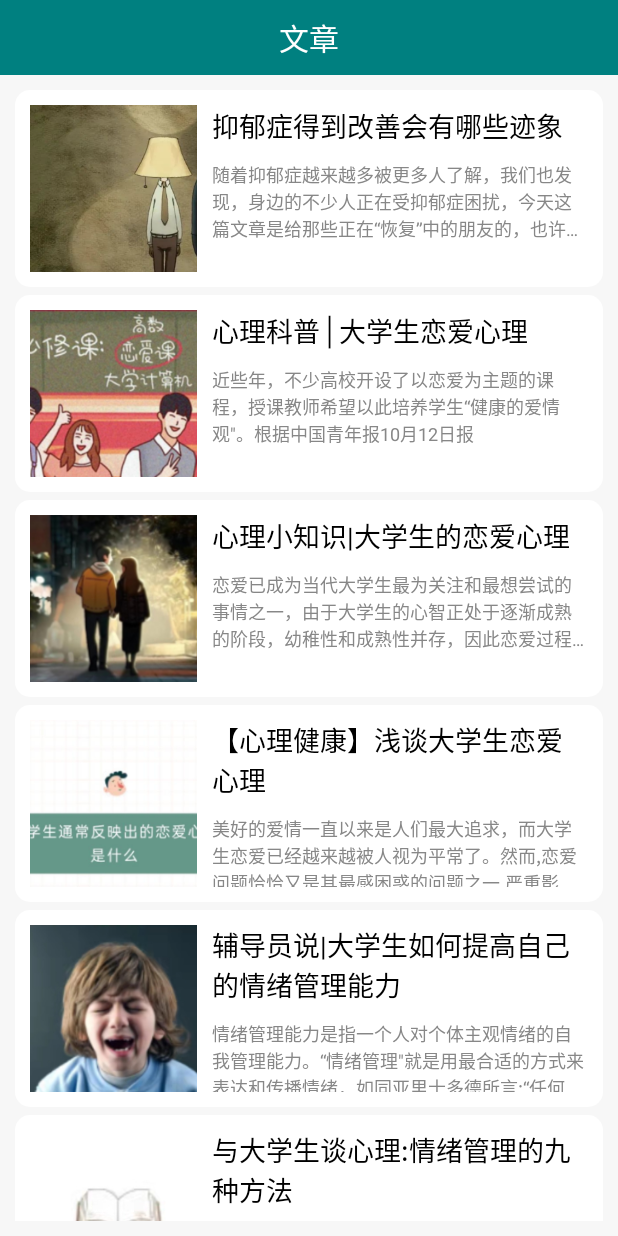
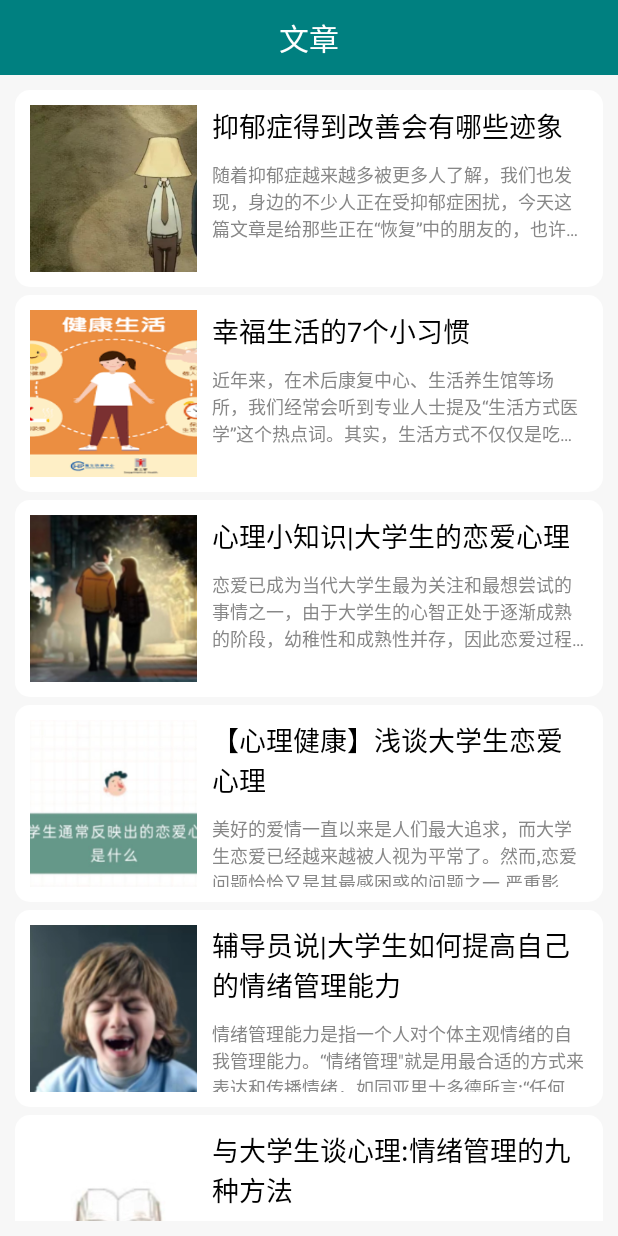
Before and after one commit to Magic-Jia/Psychology, an Android app: the fragment ArticleFragment shown on its own in the app's theme, on a phone screen of 412 x 824 dp. Run offline under Robolectric (Android 15) with nearby library versions, the phone set to English and light mode, and no system bars; pictures from the network do not load; 1 statement that could not run was skipped.

Commit message:
第2次 修改了文章页面

```diff
--- a/app/src/main/java/com/xf/psychology/ui/fragment/ArticleFragment.java
+++ b/app/src/main/java/com/xf/psychology/ui/fragment/ArticleFragment.java
@@ -74,10 +74,10 @@ public class ArticleFragment extends BaseFragment {
         articles.add(new Article("抑郁症得到改善会有哪些迹象", "随着抑郁症越来越多被更多人了解，我们也发现，身边的不少人正在受抑郁症困扰，今天这篇文章是给那些正在“恢复”中的朋友的，也许你正在慢慢好转。祝你早日回归正常生活！",
                 R.drawable.arti1_2,
                 R.drawable.arti1_1));
-        articles.add(new Article("心理科普│大学生恋爱心理",
-                "近些年，不少高校开设了以恋爱为主题的课程，授课教师希望以此培养学生“健康的爱情观\"。根据中国青年报10月12日报",
-                R.drawable.lianaixinli2,
-                R.drawable.lianaixinli_f_2));
+        articles.add(new Article("幸福生活的7个小习惯",
+                "近年来，在术后康复中心、生活养生馆等场所，我们经常会听到专业人士提及“生活方式医学”这个热点词。其实，生活方式不仅仅是吃好一点、睡好一点，它已经上升到了医学调节的高度。",
+                R.drawable.arti2_2,
+                R.drawable.arti2_1));
         articles.add(new Article("心理小知识|大学生的恋爱心理", "恋爱已成为当代大学生最为关注和最想尝试的事情之一，由于大学生的心智正处于逐渐成熟的阶段，幼稚性和成熟性并存，因此恋爱过程中常伴随着各种心理问题。从现实表现来看，一些大学生不能处理好恋爱中的关系，从而引发多种心理困惑，严重影响了大学生的身心健康发展。",
                 R.drawable.lianaixinli3,
                 R.drawable.lianaixinli_f_3));
```
Also changed, not shown: app/src/main/res/drawable/arti2_1.png (added), app/src/main/res/drawable/arti2_2.png (added).
